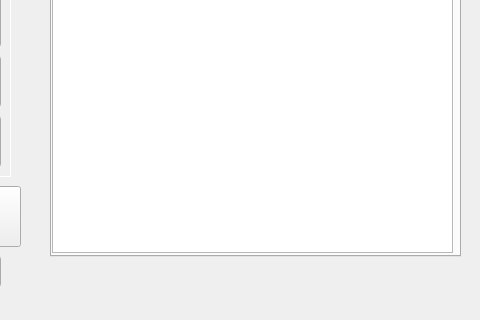
First picture: the form in Arcadia6.ui, repository JohnClark1337/Arcadia6, before the edit; both pictures show x 180 to 660 and y 183 to 503 of the 818 by 503 pixel window.
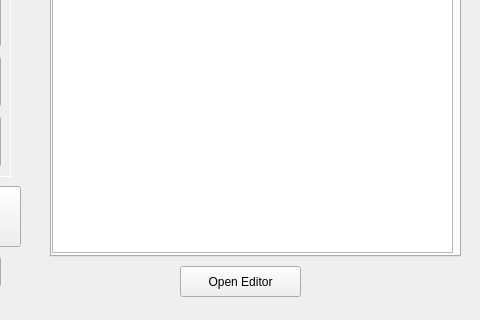
Second picture: the form after the edit. Icons and pictures are not drawn.

```diff
--- a/Arcadia6.ui
+++ b/Arcadia6.ui
@@ -306,6 +306,19 @@
      <enum>Qt::NoFocus</enum>
     </property>
    </widget>
+   <widget class="QPushButton" name="btnEditor">
+    <property name="geometry">
+     <rect>
+      <x>360</x>
+      <y>430</y>
+      <width>121</width>
+      <height>31</height>
+     </rect>
+    </property>
+    <property name="text">
+     <string>Open Editor</string>
+    </property>
+   </widget>
   </widget>
   <widget class="QMenuBar" name="menubar">
    <property name="geometry">
```
